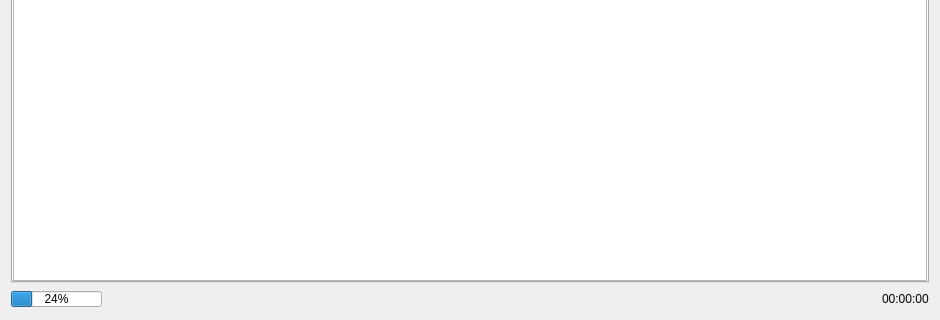
Above: omodscan/dialogs/dialogaddressscan.ui from sanny32/OpenModScan before the change; both pictures show x 0 to 940 and y 160 to 480 of the 940 by 480 pixel window. Below: the same form after it.
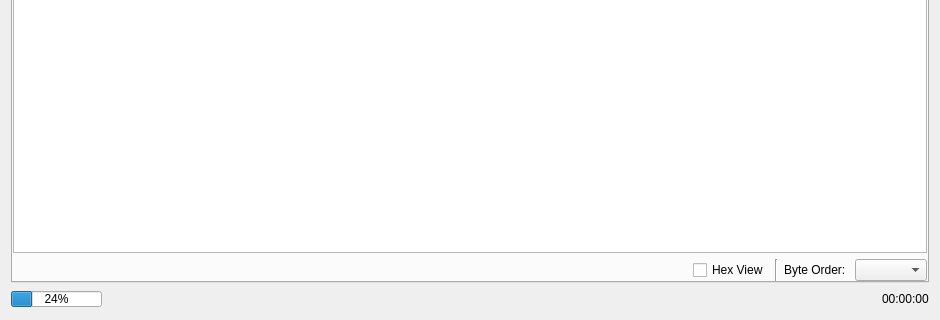
That is the form after the change. The open tabs and pages were chosen to show the change. Icons and pictures are not drawn. Custom widgets are drawn as their Qt base class.

Commit message: Developing byte order

```diff
--- a/omodscan/dialogs/dialogaddressscan.ui
+++ b/omodscan/dialogs/dialogaddressscan.ui
@@ -278,7 +278,7 @@
       <attribute name="title">
        <string>Table View</string>
       </attribute>
-      <layout class="QHBoxLayout" name="horizontalLayout_3">
+      <layout class="QVBoxLayout" name="verticalLayout_4">
        <property name="leftMargin">
         <number>0</number>
        </property>
@@ -319,6 +319,47 @@
          </attribute>
         </widget>
        </item>
+       <item>
+        <layout class="QHBoxLayout" name="horizontalLayout_3">
+         <item>
+          <spacer name="horizontalSpacer_4">
+           <property name="orientation">
+            <enum>Qt::Horizontal</enum>
+           </property>
+           <property name="sizeHint" stdset="0">
+            <size>
+             <width>40</width>
+             <height>20</height>
+            </size>
+           </property>
+          </spacer>
+         </item>
+         <item>
+          <widget class="QCheckBox" name="checkBoxHexView">
+           <property name="text">
+            <string>Hex View</string>
+           </property>
+          </widget>
+         </item>
+         <item>
+          <widget class="Line" name="line">
+           <property name="orientation">
+            <enum>Qt::Vertical</enum>
+           </property>
+          </widget>
+         </item>
+         <item>
+          <widget class="QLabel" name="labelByteOrder">
+           <property name="text">
+            <string>Byte Order: </string>
+           </property>
+          </widget>
+         </item>
+         <item>
+          <widget class="ByteOrderComboBox" name="comboBoxByteOrder"/>
+         </item>
+        </layout>
+       </item>
       </layout>
      </widget>
      <widget class="QWidget" name="tabLogView">
@@ -441,6 +482,11 @@
    <extends>QComboBox</extends>
    <header>pointtypecombobox.h</header>
   </customwidget>
+  <customwidget>
+   <class>ByteOrderComboBox</class>
+   <extends>QComboBox</extends>
+   <header>byteordercombobox.h</header>
+  </customwidget>
  </customwidgets>
  <tabstops>
   <tabstop>pushButtonScan</tabstop>
```
Left out of the diff: 2 changed lines with no effect on the pictures. The commit also changes 6 other files.
